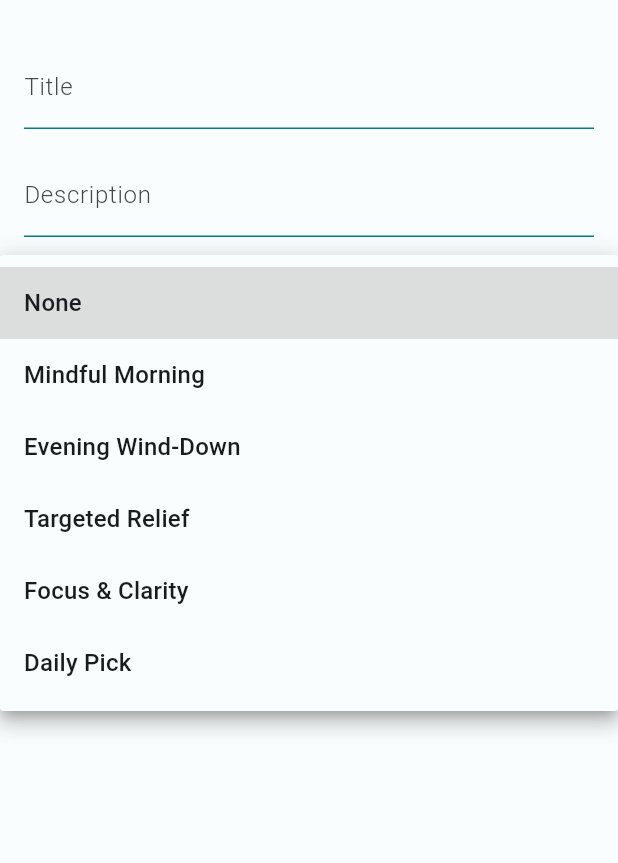
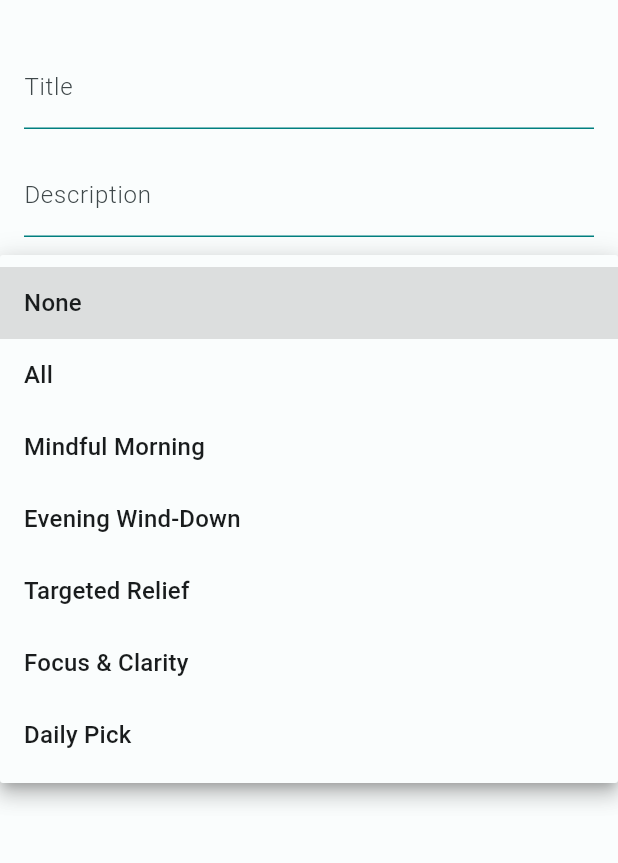
Before and after one commit to rtdevcraft/capstone-z, a Flutter app: the RoutineEditorScreen screen opened by its route, after a tap on "None", on a phone screen of 412 x 824 dp, the part 63-926 px from its top. Run offline on Flutter 3.47's test engine with Material 3 defaults, Android fonts, the light colour scheme and no system bars; our stand-ins replace csv, equatable, flutter_dotenv, flutter_markdown, flutter_riverpod, go_router and 4 more; missing offline and left inert: universal_html; accounts and stored records are empty.

Commit message:
Quick bug fix

```diff
--- a/lib/src/core/routing/app_router.dart
+++ b/lib/src/core/routing/app_router.dart
@@ -1,4 +1,3 @@
-import 'dart:async';
 
 import 'package:flutter/material.dart';
 import 'package:flutter_riverpod/flutter_riverpod.dart';
@@ -6,6 +5,7 @@ import 'package:go_router/go_router.dart';
 import 'package:zenigo/src/core/auth/auth_state_provider.dart';
 import 'package:zenigo/src/features/auth/presentation/auth_screen.dart';
 import 'package:zenigo/src/features/dashboard/presentation/dashboard_screen.dart';
+import 'package:zenigo/src/features/guide/presentation/guide_screen.dart';
 import 'package:zenigo/src/features/library/presentation/content_library_screen.dart';
 import 'package:zenigo/src/features/player/presentation/routine_player_screen.dart';
 import 'package:zenigo/src/features/progress/presentation/progress_screen.dart';
@@ -87,6 +87,10 @@ final appRouterProvider = Provider<GoRouter>((ref) {
         path: '/create-report',
         builder: (context, state) => const ReportEditorScreen(),
       ),
+      GoRoute(
+        path: '/guide',
+        builder: (context, state) => const GuideScreen(),
+      ),
     ],
   );
 });
--- a/lib/src/features/dashboard/data/mock_dashboard_repository.dart
+++ b/lib/src/features/dashboard/data/mock_dashboard_repository.dart
@@ -12,8 +12,7 @@ class MockDashboardRepository {
 
   /// Fetches the featured "Daily Pick" routine.
   Future<Routine?> getDailyPick() async {
-    // In a real app, this would be determined by some logic.
-    // Here, we'll just feature the "desk-reset" routine.
+
     return _routineRepository.getRoutineById('desk-reset');
   }
 
--- a/lib/src/features/player/data/routine_api.dart
+++ b/lib/src/features/player/data/routine_api.dart
@@ -1,4 +1,3 @@
-import 'package:zenigo/src/core/models/routine.dart';
 
 abstract class RoutineApi {
   Future<List<Map<String, dynamic>>> fetchAllRoutines();
--- a/lib/src/features/player/presentation/routine_player_screen.dart
+++ b/lib/src/features/player/presentation/routine_player_screen.dart
@@ -1,6 +1,5 @@
 import 'package:flutter/material.dart';
 import 'package:flutter_riverpod/flutter_riverpod.dart';
-import 'package:go_router/go_router.dart';
 import 'package:zenigo/src/features/player/presentation/animated_instruction.dart';
 import 'package:zenigo/src/features/player/presentation/routine_player_controller.dart';
 import 'package:zenigo/src/shared/constants/app_icons.dart';
--- a/lib/src/features/progress/data/progress_api.dart
+++ b/lib/src/features/progress/data/progress_api.dart
@@ -1,5 +1,3 @@
-import 'package:zenigo/src/core/models/user_session.dart';
-import 'package:zenigo/src/core/models/user_stats.dart';
 
 abstract class ProgressApi {
   Future<void> addSession(Map<String, dynamic> sessionData);
--- a/lib/src/features/reports/presentation/reports_screen.dart
+++ b/lib/src/features/reports/presentation/reports_screen.dart
@@ -1,11 +1,9 @@
-import 'package:universal_html/html.dart' as html;
 import 'package:flutter/foundation.dart' show kIsWeb;
 import 'package:universal_io/io.dart';
 import 'package:csv/csv.dart';
 import 'package:flutter/material.dart';
 import 'package:zenigo/src/core/services/download_service.dart';
 import 'package:flutter_riverpod/flutter_riverpod.dart';
-import 'package:go_router/go_router.dart';
 import 'package:path_provider/path_provider.dart';
 import 'package:zenigo/src/core/models/report.dart';
 import 'package:zenigo/src/features/reports/data/report_repository.dart';
--- a/lib/src/features/routine_editor/presentation/routine_editor_screen.dart
+++ b/lib/src/features/routine_editor/presentation/routine_editor_screen.dart
@@ -93,13 +93,12 @@ class _RoutineEditorScreenState extends ConsumerState<RoutineEditorScreen> {
                       value: null,
                       child: Text('None'),
                     ),
-                    ...RoutineCategory.values
-                        .where((c) => c != RoutineCategory.all)
-                        .map((category) => DropdownMenuItem(
-                              value: category,
-                              child: Text(category.displayName),
-                            ))
-                        ,
+                    ...RoutineCategory.values.map((category) {
+                      return DropdownMenuItem(
+                        value: category,
+                        child: Text(category.displayName),
+                      );
+                    }),
                   ],
                   onChanged: (value) {
                     setState(() {
--- a/lib/src/shared/widgets/gradient_button.dart
+++ b/lib/src/shared/widgets/gradient_button.dart
@@ -19,7 +19,7 @@ class GradientButton extends StatelessWidget {
 
   @override
   Widget build(BuildContext context) {
-    final theme = Theme.of(context);
+    Theme.of(context);
     final screenWidth = MediaQuery.of(context).size.width;
     return Container(
       width: screenWidth * widthFactor,
--- a/pubspec.yaml
+++ b/pubspec.yaml
@@ -48,6 +48,7 @@ dependencies:
   logger: ^2.4.0
   google_fonts: ^6.2.1
   equatable: ^2.0.5
+  flutter_markdown: ^0.7.1
 
 dev_dependencies:
   flutter_test:
```
Also changed, not shown: lib/src/features/dashboard/presentation/dashboard_screen.dart (+8 -3 lines), lib/src/features/guide/presentation/guide_screen.dart (added, +27 -0 lines), lib/src/features/reports/presentation/report_editor_screen.dart (+0 -8 lines), pubspec.lock, 5 other files.
